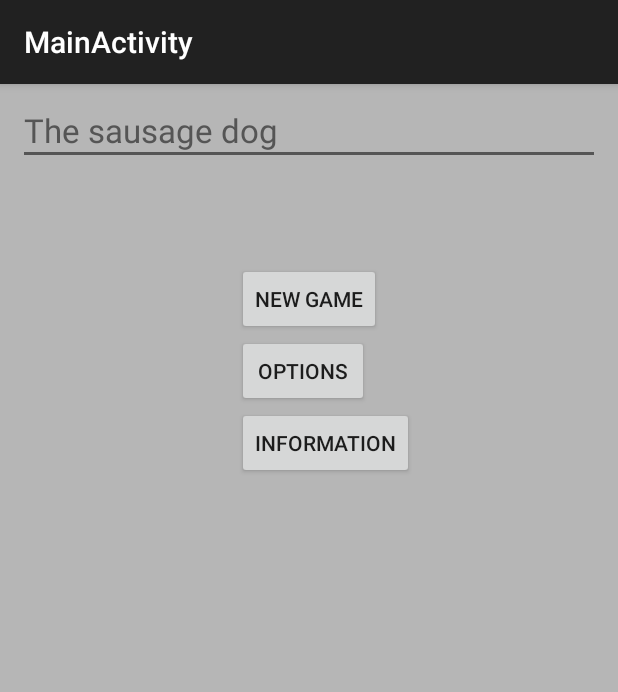
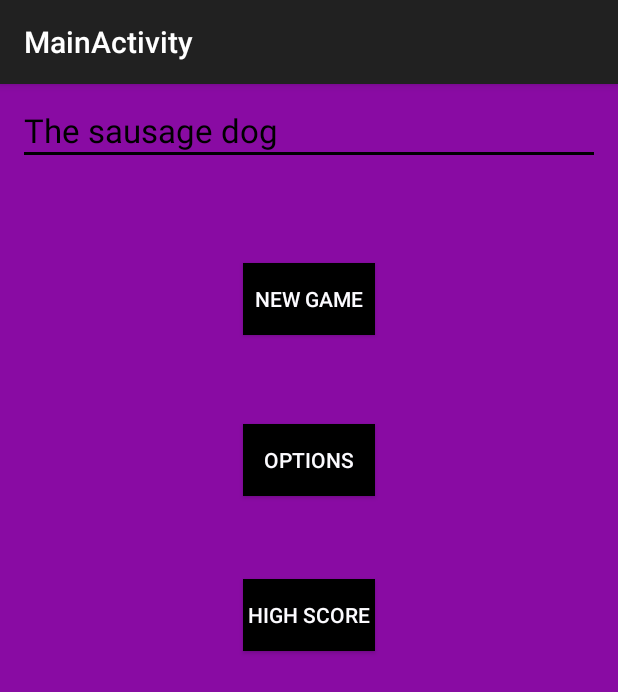
Before and after one commit to SofieTroedsson/Mamn01-projekt, an Android app: the screen it shows after launch (MainActivity), on a phone screen of 412 x 824 dp. Shown: the top 692 px of the screen. Run offline under Robolectric (Android 15) with nearby library versions, the phone set to English and light mode, and no system bars.

Commit message:
Ändrat lite färger

```diff
--- a/app/src/main/res/layout/activity_main.xml
+++ b/app/src/main/res/layout/activity_main.xml
@@ -5,7 +5,7 @@
     android:paddingTop="@dimen/activity_vertical_margin"
     android:paddingBottom="@dimen/activity_vertical_margin"
     tools:context=".MainActivity"
-    android:background="#ffb6b6b6">
+    android:background="#ff890ba3">
 
     <TextView
         android:layout_width="wrap_content"
@@ -18,7 +18,7 @@
         android:layout_alignParentTop="true"
         android:layout_alignParentRight="true"
         android:layout_alignParentEnd="true"
-        android:textColor="#ff555555" />
+        android:textColor="#ff000000" />
 
     <TextView
         android:id="@+id/line"
@@ -28,7 +28,7 @@
         android:layout_below="@+id/textView"
         android:layout_width="match_parent"
         android:layout_height="2dp"
-        android:background="#ff555555"
+        android:background="#ff000000"
         android:autoText="false" />
 
     <Button
@@ -38,24 +38,32 @@
         android:id="@+id/button"
         android:layout_below="@+id/line"
         android:layout_centerHorizontal="true"
-        android:layout_marginTop="72dp" />
+        android:layout_marginTop="72dp"
+        android:background="#ff000000"
+        android:textColor="#FFFCFBFF" />
 
     <Button
         android:layout_width="wrap_content"
         android:layout_height="wrap_content"
         android:text="@string/options"
         android:id="@+id/button2"
+        android:background="#ff000000"
+        android:textColor="#FFFCFBFF"
         android:layout_below="@+id/button"
         android:layout_alignLeft="@+id/button"
-        android:layout_alignStart="@+id/button" />
+        android:layout_alignStart="@+id/button"
+        android:layout_marginTop="59dp" />
 
     <Button
         android:layout_width="wrap_content"
         android:layout_height="wrap_content"
         android:text="@string/information"
         android:id="@+id/button3"
+        android:textColor="#FFFCFBFF"
+        android:background="#ff000000"
         android:layout_below="@+id/button2"
-        android:layout_alignLeft="@+id/button2"
-        android:layout_alignStart="@+id/button2" />
+        android:layout_alignRight="@+id/button2"
+        android:layout_alignEnd="@+id/button2"
+        android:layout_marginTop="55dp" />
 
 </RelativeLayout>
--- a/app/src/main/res/values/strings.xml
+++ b/app/src/main/res/values/strings.xml
@@ -5,7 +5,7 @@
     <string name="action_settings">Settings</string>
     <string name="new_game">New game</string>
     <string name="options">Options</string>
-    <string name="information">Information</string>
+    <string name="information">High Score</string>
     <string name="sound_on">Sound ON</string>
     <string name="sound_off">Sound OFF</string>
     <string name="music_on">Music ON</string>
```
